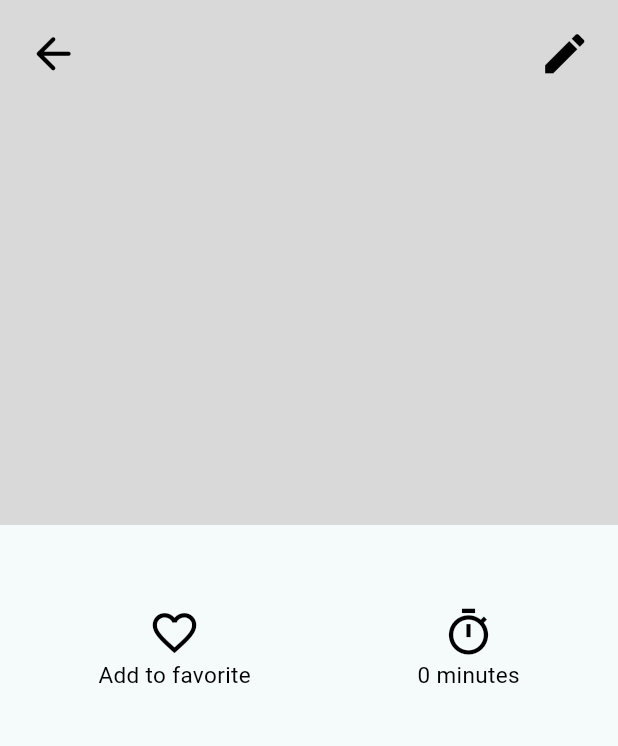
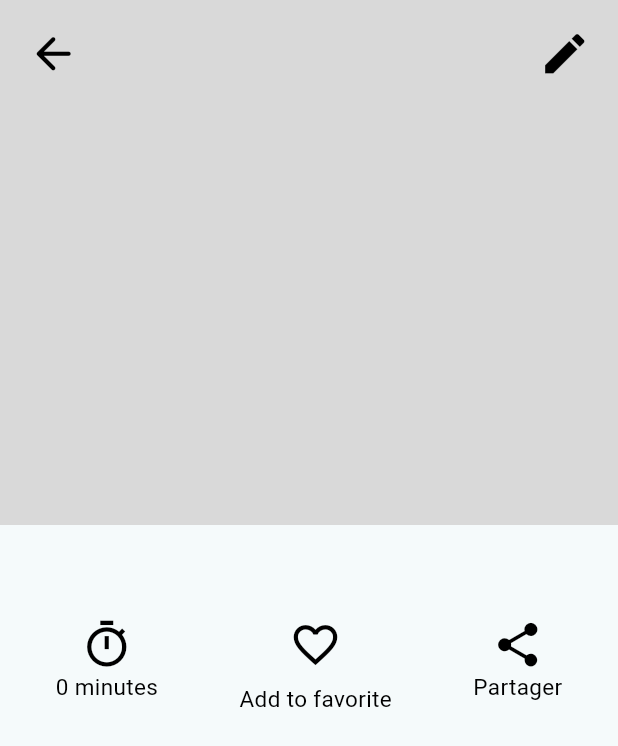
Before and after one commit to EstebanzG/recipes, a Flutter app: the DetailPage screen opened directly with empty values, on a phone screen of 412 x 824 dp. Shown: the top 746 px of the screen. Run offline on Flutter 3.47's test engine with Material 3 defaults, Android fonts, the phone set to English and light mode, and no system bars; our stand-ins replace drift, flutter_bloc, sqlite3_flutter_libs; missing offline and left inert: sqlite3; accounts and stored records are empty; generated files the repository leaves out were written again.

Commit message:
[ADD] favorite implementation

```diff
--- a/lib/data/dto/recipe_detail_dto.dart
+++ b/lib/data/dto/recipe_detail_dto.dart
@@ -2,6 +2,8 @@ import 'ingredient_detail_dto.dart';
 
 class RecipeDetailDto {
   late int? idRecipe;
+
+  late bool favorite;
 
   late String title;
 
@@ -11,12 +13,14 @@ class RecipeDetailDto {
 
   late List<IngredientDetailDto> ingredients;
 
-  RecipeDetailDto(this.idRecipe, this.title, this.description, this.duration,
-      this.ingredients);
+
+  RecipeDetailDto(this.idRecipe, this.favorite, this.title, this.description,
+      this.duration, this.ingredients);
+
 
   @override
   String toString() {
-    return 'RecipeDetailDto{idRecipe: $idRecipe, title: $title, description: $description, duration: $duration, ingredients: $ingredients}';
+    return 'RecipeDetailDto{idRecipe: $idRecipe, favorite: $favorite, title: $title, description: $description, duration: $duration, ingredients: $ingredients}';
   }
 
   @override
--- a/lib/data/models/recipe.dart
+++ b/lib/data/models/recipe.dart
@@ -5,6 +5,8 @@ class Recipe extends Table {
 
   TextColumn get title => text().named('Title')();
 
+  BoolColumn get favorite => boolean().named('Favorite')();
+
   TextColumn get description => text().named('Description')();
 
   IntColumn get duration => integer().named('Duration')();
--- a/lib/ui/pages/detail.page.dart
+++ b/lib/ui/pages/detail.page.dart
@@ -68,7 +68,7 @@ class DetailPage extends StatelessWidget {
                 ),
               ],
             ),
-            DetailInformation(recipe: recipe)
+            DetailInformation(recipe: recipe, recipesCubit: recipesCubit)
           ]),
         ),
       ),
--- a/lib/ui/widget/detail_information.dart
+++ b/lib/ui/widget/detail_information.dart
@@ -1,14 +1,41 @@
 import 'package:flutter/material.dart';
 
 import '../../data/dto/recipe_detail_dto.dart';
+import '../../src/services/recipe_service.dart';
+import '../cubit/recipes.cubit.dart';
 
-class DetailInformation extends StatelessWidget {
+class DetailInformation extends StatefulWidget {
   final RecipeDetailDto recipe;
+  final RecipesCubit recipesCubit;
 
   const DetailInformation({
     super.key,
     required this.recipe,
+    required this.recipesCubit,
   });
+
+  @override
+  State<DetailInformation> createState() => _DetailInformationState();
+}
+
+class _DetailInformationState extends State<DetailInformation> {
+  final RecipeService recipeService = RecipeService();
+  IconData favoriteIcon = Icons.favorite_border;
+
+  @override
+  void initState() {
+    super.initState();
+    widget.recipe.favorite ? Icons.favorite : Icons.favorite_border;
+  }
+
+  void manageFavorite() {
+    widget.recipe.favorite = !widget.recipe.favorite;
+    setState(() {
+      favoriteIcon = widget.recipe.favorite ? Icons.favorite : Icons.favorite_border;
+    });
+    widget.recipesCubit.updateExistingRecipe(widget.recipe);
+    recipeService.updateRecipe(widget.recipe);
+  }
 
   @override
   Widget build(BuildContext context) {
@@ -21,7 +48,7 @@ class DetailInformation extends StatelessWidget {
             mainAxisAlignment: MainAxisAlignment.start,
             children: [
               Text(
-                recipe.title,
+                widget.recipe.title,
                 style: const TextStyle(
                   color: Colors.black,
                   fontSize: 24,
@@ -37,18 +64,18 @@ class DetailInformation extends StatelessWidget {
             direction: Axis.horizontal,
             mainAxisAlignment: MainAxisAlignment.spaceAround,
             children: [
-              const Flex(
+              Flex(
                 direction: Axis.vertical,
                 children: [
-                  Icon(
-                    Icons.favorite_border,
+                  const Icon(
+                    Icons.timer_outlined,
                     color: Colors.black,
                     size: 35.0,
-                    semanticLabel: 'add to favorite',
+                    semanticLabel: 'duration',
                   ),
                   Text(
-                    'Add to favorite',
-                    style: TextStyle(
+                    '${widget.recipe.duration} minutes',
+                    style: const TextStyle(
                       color: Colors.black,
                       fontSize: 15,
                       fontWeight: FontWeight.w400,
@@ -59,15 +86,39 @@ class DetailInformation extends StatelessWidget {
               Flex(
                 direction: Axis.vertical,
                 children: [
-                  const Icon(
-                    Icons.timer_outlined,
+                  IconButton(
+                    onPressed: () {
+                      manageFavorite();
+                    },
+                    icon: Icon(
+                      favoriteIcon,
+                      color: Colors.black,
+                      size: 35.0,
+                      semanticLabel: 'add to favorite',
+                    ),
+                  ),
+                  const Text(
+                    'Add to favorite',
+                    style: TextStyle(
+                      color: Colors.black,
+                      fontSize: 15,
+                      fontWeight: FontWeight.w400,
+                    ),
+                  ),
+                ],
+              ),
+              const Flex(
+                direction: Axis.vertical,
+                children: [
+                  Icon(
+                    Icons.share,
                     color: Colors.black,
                     size: 35.0,
-                    semanticLabel: 'duration',
+                    semanticLabel: 'share',
                   ),
                   Text(
-                    '${recipe.duration} minutes',
-                    style: const TextStyle(
+                    'Partager',
+                    style: TextStyle(
                       color: Colors.black,
                       fontSize: 15,
                       fontWeight: FontWeight.w400,
@@ -82,7 +133,7 @@ class DetailInformation extends StatelessWidget {
           ),
           Column(
             children: [
-              for (var ingredient in recipe.ingredients)
+              for (var ingredient in widget.recipe.ingredients)
                 Row(
                   children: [
                     Text(
@@ -99,7 +150,7 @@ class DetailInformation extends StatelessWidget {
             height: 10,
           ),
           Text(
-            recipe.description,
+            widget.recipe.description,
             textAlign: TextAlign.justify,
             style: const TextStyle(
               color: Colors.black,
--- a/lib/ui/widget/header.widget.dart
+++ b/lib/ui/widget/header.widget.dart
@@ -29,7 +29,7 @@ class Header extends StatelessWidget {
               ),
             ),
             TextSpan(
-              text: 'Simon',
+              text: 'Chef',
               style: TextStyle(
                 color: Colors.black,
                 fontSize: 24,
```
Also changed, not shown: lib/src/repositories/recipe_repository.dart (+10 -0 lines), lib/src/services/ingredient_service.dart (+8 -0 lines), lib/src/services/recipe_service.dart (+9 -0 lines), lib/ui/cubit/recipes.cubit.dart (+5 -24 lines), lib/ui/pages/form.page.dart (+4 -3 lines), lib/ui/widget/favorite_recipes.widget.dart (+18 -3 lines), lib/ui/widget/others_recipes.widget.dart (+38 -9 lines), lib/data/database/database.g.dart.
